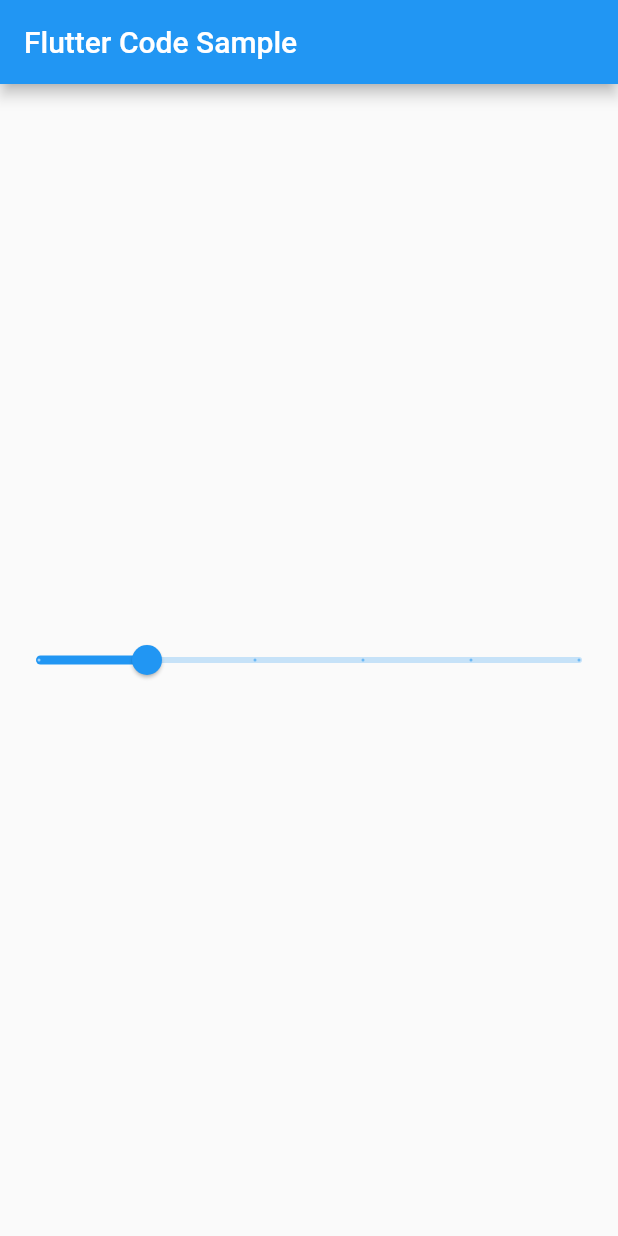
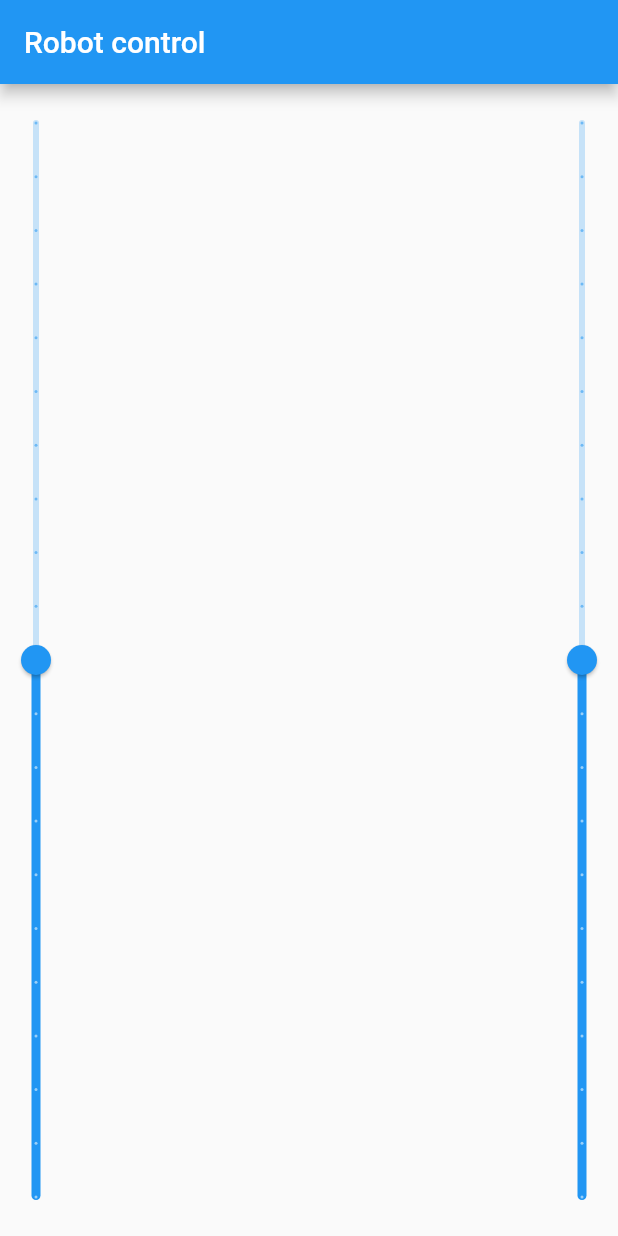
Before and after one commit to vok1980/caterpillar-rpi, a Flutter app: the screen it shows after launch, on a phone screen of 412 x 824 dp. Run offline on Flutter 3.47's test engine with Material 2 defaults, Android fonts, the phone set to English and light mode, and no system bars.

Commit message:
Basic adoptation

```diff
--- a/remote/client/rc_client/lib/main.dart
+++ b/remote/client/rc_client/lib/main.dart
@@ -1,11 +1,11 @@
 import 'package:flutter/material.dart';
 
-void main() => runApp(const MyApp());
+void main() => runApp(const RobotControlApp());
 
-class MyApp extends StatelessWidget {
-  const MyApp({super.key});
+class RobotControlApp extends StatelessWidget {
+  const RobotControlApp({super.key});
 
-  static const String _title = 'Flutter Code Sample';
+  static const String _title = 'Robot control';
 
   @override
   Widget build(BuildContext context) {
@@ -13,34 +13,57 @@ class MyApp extends StatelessWidget {
       title: _title,
       home: Scaffold(
         appBar: AppBar(title: const Text(_title)),
-        body: const MyStatefulWidget(),
+        body: const ControlWidget(),
       ),
     );
   }
 }
 
-class MyStatefulWidget extends StatefulWidget {
-  const MyStatefulWidget({super.key});
+class ControlWidget extends StatefulWidget {
+  const ControlWidget({super.key});
 
   @override
-  State<MyStatefulWidget> createState() => _MyStatefulWidgetState();
+  State<ControlWidget> createState() => _ControlWidgetState();
 }
 
-class _MyStatefulWidgetState extends State<MyStatefulWidget> {
-  double _currentSliderValue = 20;
+class _ControlWidgetState extends State<ControlWidget> {
+  @override
+  Widget build(BuildContext context) {
+    return Row(
+      mainAxisAlignment: MainAxisAlignment.spaceBetween,
+      children: [
+        VerticalSliderWidget(),
+        VerticalSliderWidget(),
+      ],
+    );
+  }
+}
+
+class VerticalSliderWidget extends StatefulWidget {
+  const VerticalSliderWidget({super.key});
+
+  @override
+  State<VerticalSliderWidget> createState() => _VerticalSliderWidgetState();
+}
+
+class _VerticalSliderWidgetState extends State<VerticalSliderWidget> {
+  double _currentSliderValue = 0;
 
   @override
   Widget build(BuildContext context) {
-    return Slider(
+    return RotatedBox(
+      quarterTurns: 3,
+      child: Slider(
         value: _currentSliderValue,
         max: 100,
-      divisions: 5,
+        min: -100,
+        divisions: 20,
         label: _currentSliderValue.round().toString(),
         onChanged: (double value) {
           setState(() {
             _currentSliderValue = value;
           });
       },
-    );
+    ));
   }
 }
```
Lines whose indentation alone changed are shown as unchanged.
